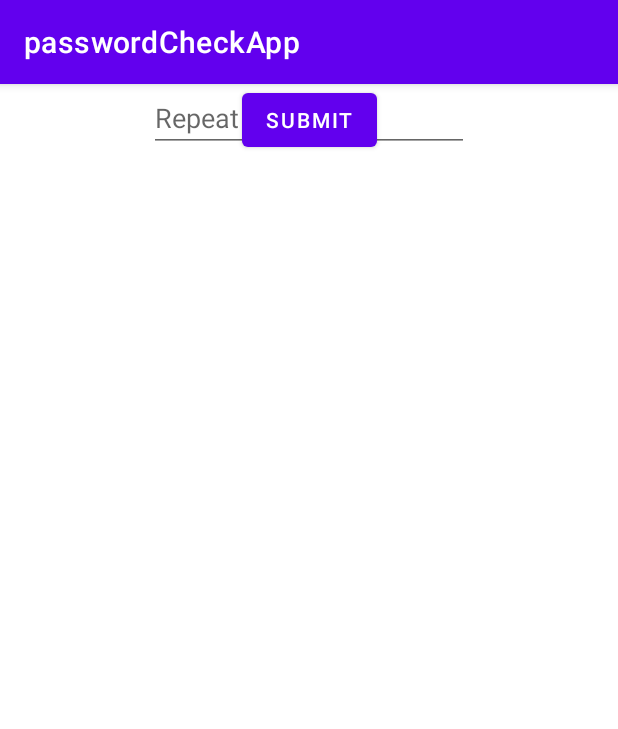
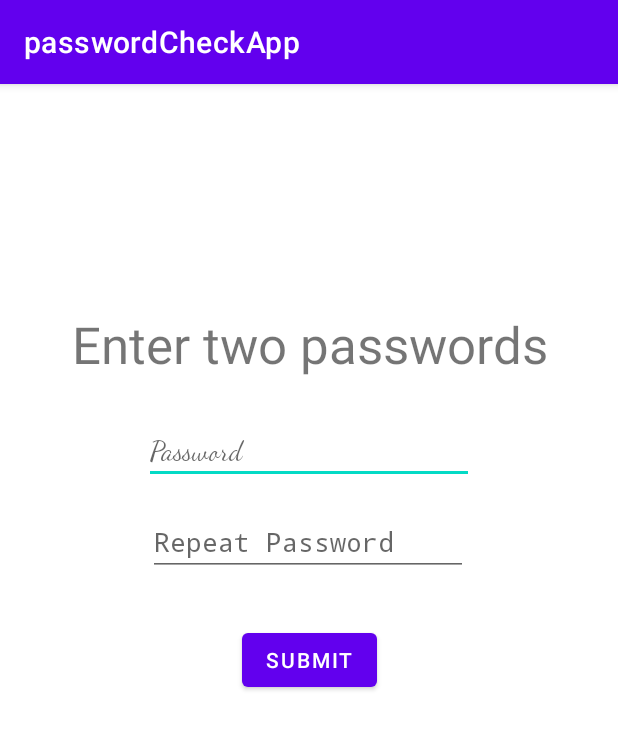
Before and after one commit to erenbudur/CS-501, an Android app: the screen it shows after launch (MainActivity), on a phone screen of 412 x 824 dp. Shown: the top 729 px of the screen. Run offline under Robolectric (Android 15) with nearby library versions, the phone set to English and light mode, and no system bars.

Commit message:
Finished password check app

```diff
--- a/passwordCheckApp/app/src/main/java/com/example/passwordcheckapp/MainActivity.java
+++ b/passwordCheckApp/app/src/main/java/com/example/passwordcheckapp/MainActivity.java
@@ -3,12 +3,34 @@ package com.example.passwordcheckapp;
 import androidx.appcompat.app.AppCompatActivity;
 
 import android.os.Bundle;
+import android.view.View;
+import android.widget.Button;
+import android.widget.EditText;
+import android.widget.TextView;
 
 public class MainActivity extends AppCompatActivity {
-
+    private Button btn ;
+    private EditText pass1 ;
+    private EditText pass2 ;
+    private TextView label;
     @Override
     protected void onCreate(Bundle savedInstanceState) {
         super.onCreate(savedInstanceState);
         setContentView(R.layout.activity_main);
+        btn = (Button) findViewById(R.id.button);
+        pass1 = (EditText) findViewById(R.id.passwordID);
+        pass2 = (EditText) findViewById(R.id.passwordID2);
+        label = (TextView) findViewById(R.id.textView);
+
+        btn.setOnClickListener(new View.OnClickListener() {
+            @Override
+            public void onClick(View view) {
+                if(pass1.getText().toString().equals(pass2.getText().toString())){
+                    label.setText("THANK YOU");
+                }else{
+                    label.setText("PASSWORDS MUST MATCH");
+                }
+            }
+        });
     }
 }
--- a/passwordCheckApp/app/src/main/res/layout/activity_main.xml
+++ b/passwordCheckApp/app/src/main/res/layout/activity_main.xml
@@ -24,8 +24,10 @@
         android:layout_height="wrap_content"
         android:layout_marginBottom="16dp"
         android:ems="10"
+        android:fontFamily="cursive"
         android:hint="Password"
         android:inputType="textPersonName"
+        android:password="true"
         app:layout_constraintBottom_toTopOf="@+id/passwordID2"
         app:layout_constraintEnd_toEndOf="parent"
         app:layout_constraintStart_toStartOf="parent" />
@@ -34,19 +36,25 @@
         android:id="@+id/passwordID2"
         android:layout_width="wrap_content"
         android:layout_height="wrap_content"
+        android:layout_marginBottom="32dp"
         android:ems="10"
+        android:fontFamily="monospace"
         android:hint="Repeat Password"
         android:inputType="textPersonName"
+        android:password="true"
+        android:textColor="#A11212"
+        app:layout_constraintBottom_toTopOf="@+id/button"
         app:layout_constraintEnd_toEndOf="parent"
-        app:layout_constraintStart_toStartOf="parent"
-        tools:layout_editor_absoluteY="251dp" />
+        app:layout_constraintHorizontal_bias="0.497"
+        app:layout_constraintStart_toStartOf="parent" />
 
     <Button
         android:id="@+id/button"
         android:layout_width="wrap_content"
         android:layout_height="wrap_content"
         android:text="SUBMIT"
+        app:layout_constraintBottom_toBottomOf="parent"
         app:layout_constraintEnd_toEndOf="parent"
         app:layout_constraintStart_toStartOf="parent"
-        tools:layout_editor_absoluteY="341dp" />
+        app:layout_constraintTop_toTopOf="parent" />
 </androidx.constraintlayout.widget.ConstraintLayout>
```
